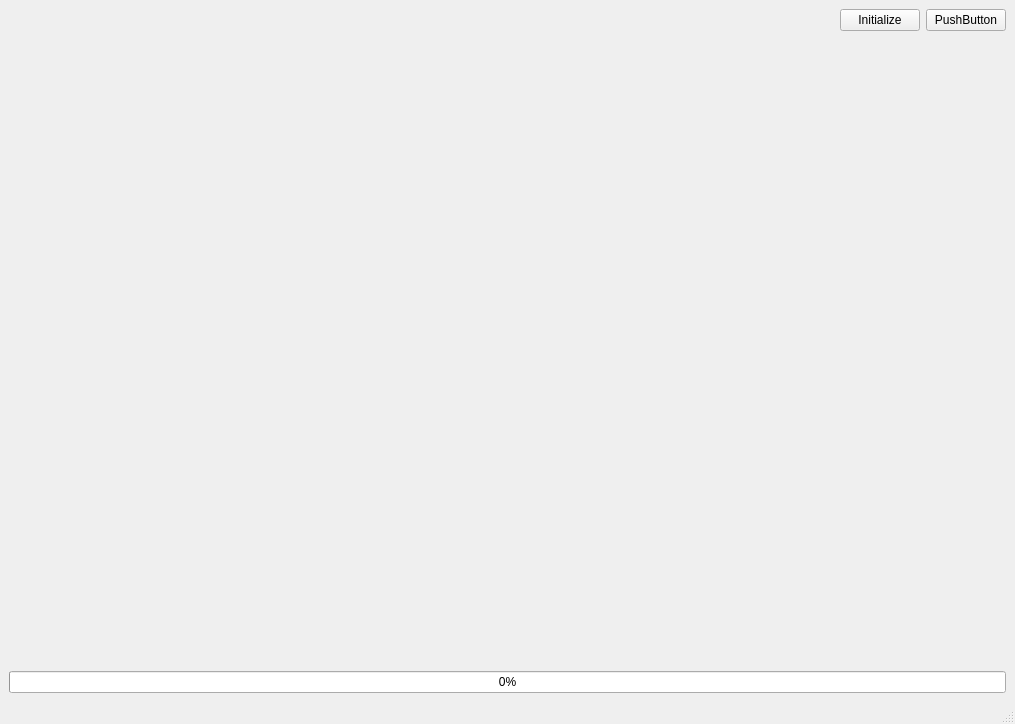
codelogicanalysis/atmine, file ATSarf/apps/demo/mainwindow.ui: the form before one commit.
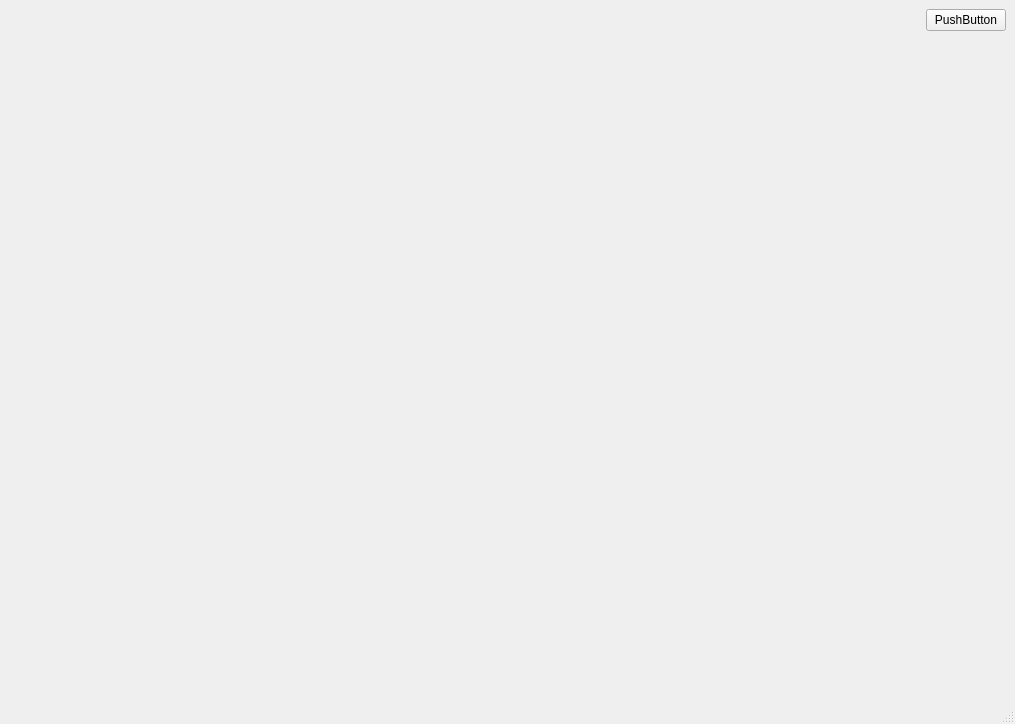
The form after the commit. Custom widgets are drawn as their Qt base class.

Commit message: Made use of the custom status bar with progress indicator.

Diff of the .ui file:
```diff
--- a/ATSarf/apps/demo/mainwindow.ui
+++ b/ATSarf/apps/demo/mainwindow.ui
@@ -30,13 +30,6 @@
         </property>
        </spacer>
       </item>
-      <item>
-       <widget class="QPushButton" name="initializeButton">
-        <property name="text">
-         <string>Initialize</string>
-        </property>
-       </widget>
-      </item>
       <item>
        <widget class="QPushButton" name="pushButton">
         <property name="text">
@@ -59,13 +52,6 @@
       </property>
      </spacer>
     </item>
-    <item>
-     <widget class="QProgressBar" name="progressBar">
-      <property name="value">
-       <number>0</number>
-      </property>
-     </widget>
-    </item>
    </layout>
   </widget>
   <widget class="QMenuBar" name="menubar">
@@ -78,8 +64,25 @@
     </rect>
    </property>
   </widget>
-  <widget class="QStatusBar" name="statusbar"/>
+  <widget class="StatusBar" name="statusbar">
+   <property name="maximumSize">
+    <size>
+     <width>16777215</width>
+     <height>21</height>
+    </size>
+   </property>
+   <property name="autoFillBackground">
+    <bool>false</bool>
+   </property>
+  </widget>
  </widget>
+ <customwidgets>
+  <customwidget>
+   <class>StatusBar</class>
+   <extends>QStatusBar</extends>
+   <header>statusbar.h</header>
+  </customwidget>
+ </customwidgets>
  <resources/>
  <connections/>
 </ui>
```
Left out of the diff: 3 changed lines with no effect on the pictures. The commit also changes 5 other files.
